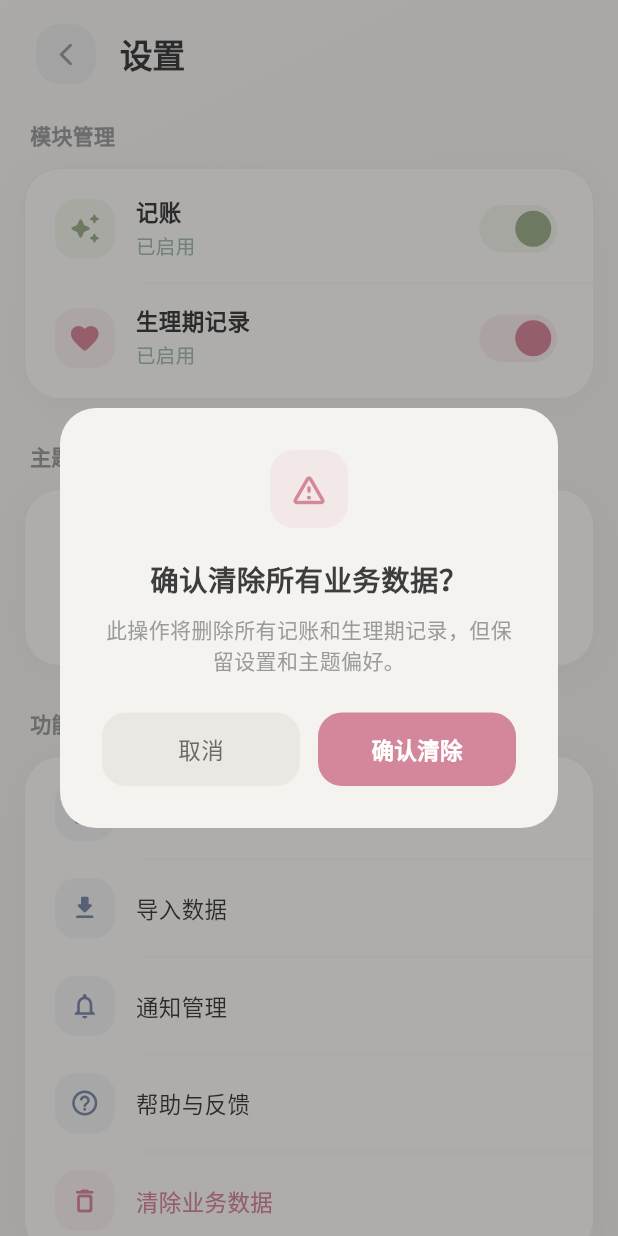
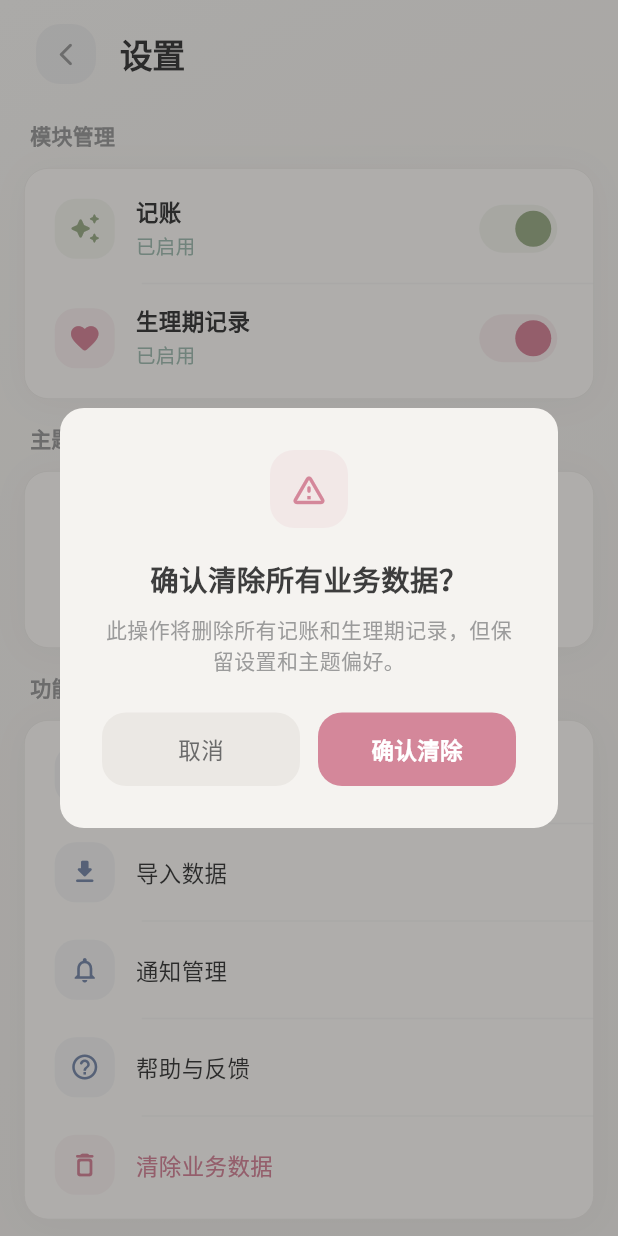
Before and after one commit to yudidayeye/assistance, a Flutter app: the SettingsPage screen opened by its route, after a tap on "清除业务数据", on a phone screen of 412 x 824 dp. Run offline on Flutter 3.47's test engine with Material 3 defaults, Android fonts, the phone set to English and light mode, and no system bars; our stand-ins replace fl_chart, go_router, google_fonts, sqflite_common_ffi; accounts and stored records are empty.

Commit message:
style: 缩小设置页卡片圆角(24→16)和模块间距(28→16)
Co-Authored-By: Claude <noreply@anthropic.com>

```diff
--- a/lib/core/settings/settings_page.dart
+++ b/lib/core/settings/settings_page.dart
@@ -64,7 +64,7 @@ class _SettingsPageState extends State<SettingsPage> {
                 ),
               ),
 
-              const SizedBox(height: 28),
+              const SizedBox(height: 16),
 
               // ── 主题设置 ──
               _SectionLabel(
@@ -76,7 +76,7 @@ class _SettingsPageState extends State<SettingsPage> {
                 child: _buildThemeSelector(appTheme),
               ),
 
-              const SizedBox(height: 28),
+              const SizedBox(height: 16),
 
               // ── 功能 ──
               _SectionLabel(
@@ -114,7 +114,7 @@ class _SettingsPageState extends State<SettingsPage> {
                 ]),
               ),
 
-              const SizedBox(height: 28),
+              const SizedBox(height: 16),
 
               // ── 关于 ──
               _SectionLabel(
@@ -472,7 +472,7 @@ class _SettingsPageState extends State<SettingsPage> {
           padding: const EdgeInsets.all(28),
           decoration: BoxDecoration(
             color: appTheme.cream,
-            borderRadius: BorderRadius.circular(appTheme.radiusLg),
+            borderRadius: BorderRadius.circular(appTheme.radiusMd),
           ),
           child: Column(
             mainAxisSize: MainAxisSize.min,
@@ -572,7 +572,7 @@ class _SettingsPageState extends State<SettingsPage> {
           padding: const EdgeInsets.all(28),
           decoration: BoxDecoration(
             color: appTheme.cream,
-            borderRadius: BorderRadius.circular(appTheme.radiusLg),
+            borderRadius: BorderRadius.circular(appTheme.radiusMd),
           ),
           child: Column(
             mainAxisSize: MainAxisSize.min,
@@ -663,7 +663,7 @@ class _SettingsPageState extends State<SettingsPage> {
           padding: const EdgeInsets.all(28),
           decoration: BoxDecoration(
             color: appTheme.cream,
-            borderRadius: BorderRadius.circular(appTheme.radiusLg),
+            borderRadius: BorderRadius.circular(appTheme.radiusMd),
           ),
           child: Column(
             mainAxisSize: MainAxisSize.min,
@@ -727,7 +727,7 @@ class _SettingsPageState extends State<SettingsPage> {
           padding: const EdgeInsets.all(28),
           decoration: BoxDecoration(
             color: appTheme.cream,
-            borderRadius: BorderRadius.circular(appTheme.radiusLg),
+            borderRadius: BorderRadius.circular(appTheme.radiusMd),
           ),
           child: Column(
             mainAxisSize: MainAxisSize.min,
@@ -878,7 +878,7 @@ class _SectionCard extends StatelessWidget {
       padding: const EdgeInsets.symmetric(vertical: 4),
       decoration: BoxDecoration(
         color: appTheme.cardBackground,
-        borderRadius: BorderRadius.circular(appTheme.radiusLg),
+        borderRadius: BorderRadius.circular(appTheme.radiusMd),
         boxShadow: appTheme.cardShadow,
         border: Border.all(
           color: appTheme.cardBorder,
```
